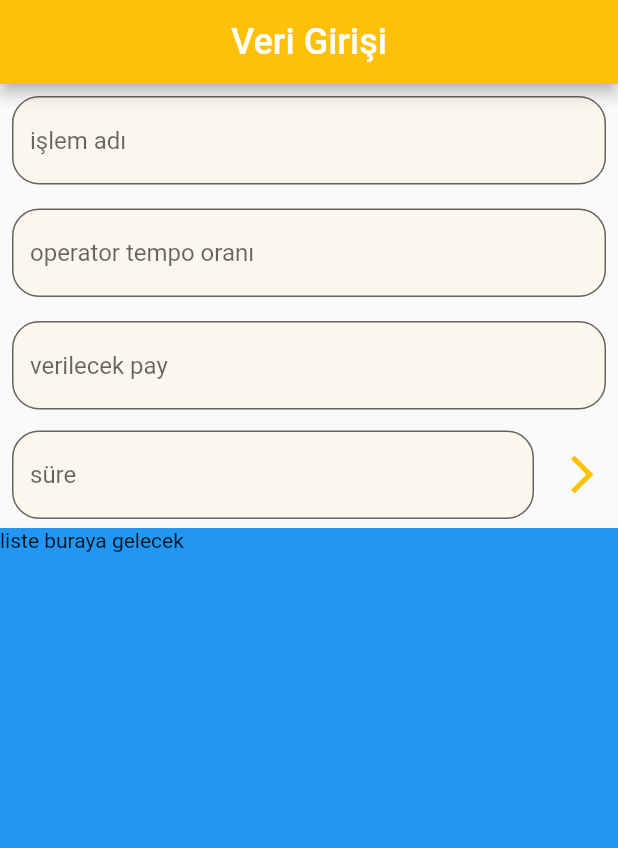
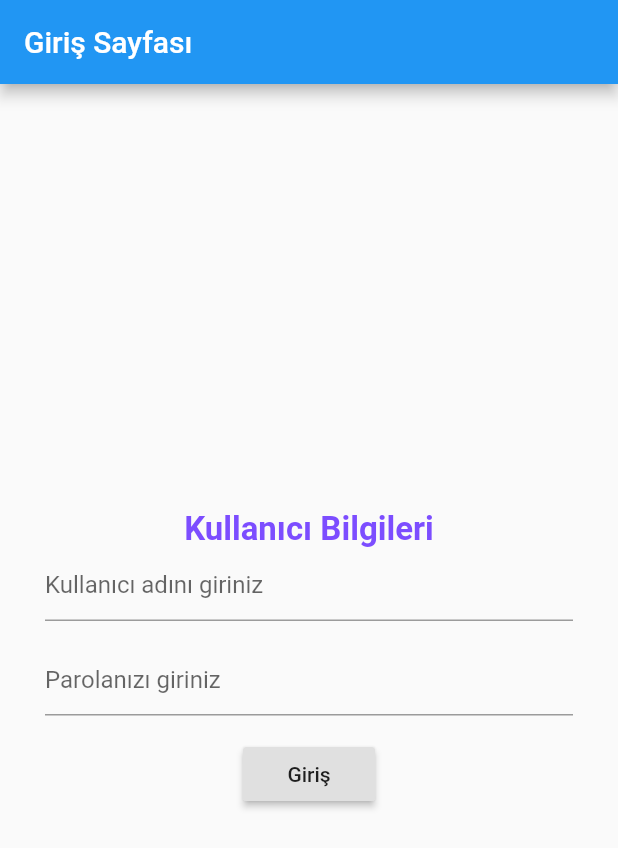
Before and after one commit to kocerenes/akademi_bootcamp, a Flutter app: the screen it shows after launch, on a phone screen of 412 x 824 dp. Shown: the top 848 px of the screen. Run offline on Flutter 3.47's test engine with Material 2 defaults, Android fonts, the phone set to English and light mode, and no system bars.

Commit message:
Giriş ekranı ve anasayfayı tanımladık.

```diff
--- a/lib/main.dart
+++ b/lib/main.dart
@@ -1,8 +1,29 @@
+import 'package:etut_porgrami/widgets/Homepage.dart';
 import 'package:etut_porgrami/widgets/calculation_page.dart';
 import 'package:flutter/material.dart';
+import 'package:etut_porgrami/widgets/Homepage.dart';
+class Etutprogrami extends StatelessWidget {
+  const Etutprogrami({Key? key}) : super(key: key);
+
+  @override
+  Widget build(BuildContext context) {
+    return MaterialApp(
+      title: "Etüt programi",
+      initialRoute: "/Homepage",
+      routes: {
+        "/Homepage": (context) => Homepage(),
+        "/CalculatePage": (context) => CalculatePage(),
+
+      },
+    );
+  }
+
+
+}
+
 
 void main() {
-  runApp(const MyApp());
+  runApp(Etutprogrami());
 }
 
 class MyApp extends StatelessWidget {
--- /dev/null
+++ b/lib/widgets/Homepage.dart
@@ -0,0 +1,56 @@
+
+import 'package:flutter/material.dart';
+class   Homepage extends StatelessWidget {
+  const Homepage({Key? key}) : super(key: key);
+
+  @override
+  Widget build(BuildContext context) {
+    return Scaffold(
+      appBar: AppBar(
+        title: Text("Giriş Sayfası"),
+      ),
+      body:Padding(
+        padding: EdgeInsets.all(30),
+        child: Column(
+          mainAxisAlignment: MainAxisAlignment.center,
+            children: [
+              Text(
+                "Kullanıcı Bilgileri",
+                style: TextStyle(
+                  fontSize: 22,
+                  color:Colors.deepPurpleAccent,
+                    fontWeight :FontWeight.bold),
+        ),
+                TextField(
+                  decoration: InputDecoration(
+                  hintText: "Kullanıcı adını giriniz",
+
+                ),
+              ),
+              SizedBox(
+                height: 15,
+              ),
+              TextField(
+                decoration: InputDecoration(
+                  hintText: "Parolanızı giriniz",
+                ),
+              ),
+              SizedBox(height: 15,),
+              RaisedButton(
+              child: Text("Giriş"),
+                onPressed: () {
+                  print("Girişe tıklandı");
+                  Navigator.pushNamed(context, "/CalculatePage");
+                },
+              )
+
+
+            ],
+
+          ),
+      ));
+
+
+
+  }
+}
```
Also changed, not shown: lib/widgets/calculation_page.dart (+7 -0 lines).
